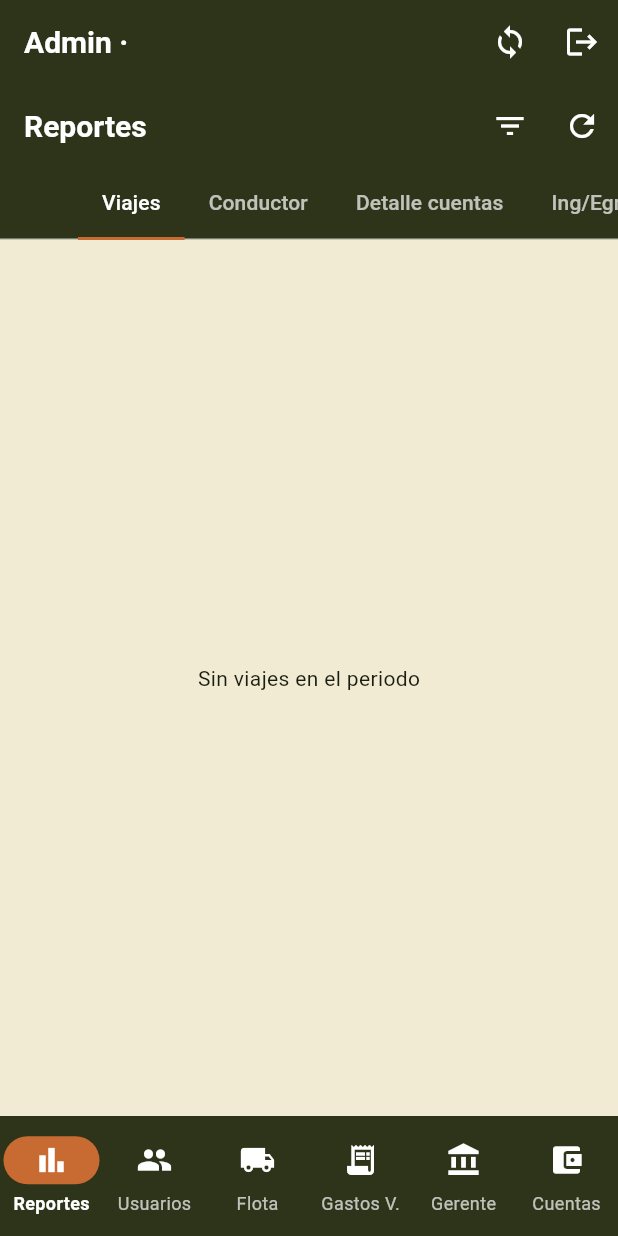
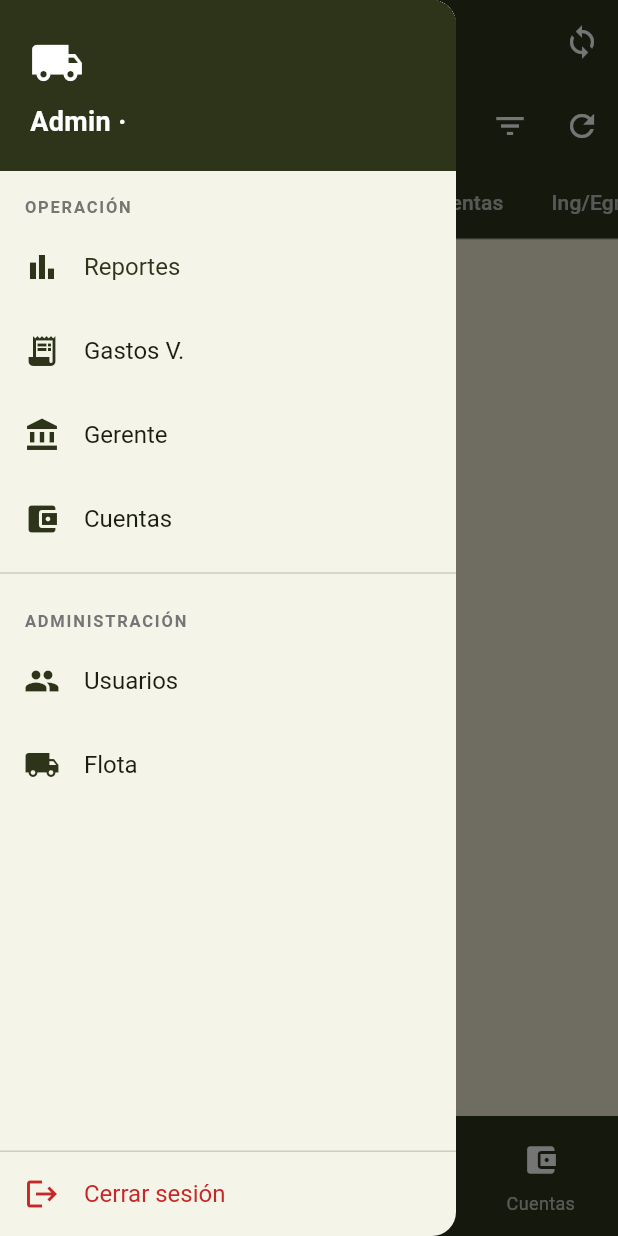
Before and after one commit to JoffreSalvador/SinotrukApp, a Flutter app: the AdminHome screen opened directly with empty values, with the side drawer open (before the commit the screen has no drawer), on a phone screen of 412 x 824 dp. Run offline on Flutter 3.47's test engine with Material 3 defaults, Android fonts, the phone set to English and light mode, and no system bars; our stand-ins replace flutter_dotenv, flutter_riverpod, package_info_plus, supabase_flutter; missing offline and left inert: ota_update; accounts and stored records are empty; network calls fail.

Commit message:
feat: agregar soporte para actualizaciones OTA y mejorar la navegación en la pantalla de administración

```diff
--- a/lib/views/admin/admin_home.dart
+++ b/lib/views/admin/admin_home.dart
@@ -3,6 +3,7 @@ import 'package:flutter_riverpod/flutter_riverpod.dart';
 
 import '../../models/profile.dart';
 import '../../providers/app_providers.dart';
+import '../../core/theme/app_theme.dart';
 import '../../widgets/common_widgets.dart';
 import 'driver_accounts_admin_screen.dart';
 import 'fleet_screen.dart';
@@ -24,6 +25,73 @@ class AdminHome extends ConsumerStatefulWidget {
 class _AdminHomeState extends ConsumerState<AdminHome> {
   int _index = 0;
 
+  /// Última pantalla de Operación visitada: la barra inferior solo tiene
+  /// esos 4 destinos y conserva su resaltado al entrar a Administración.
+  int _lastMain = 0;
+
+  static const _mains = [0, 3, 4, 5];
+
+  /// Índice resaltado en la barra (0 Reportes, 1 Gastos V., 2 Gerente, 3 Cuentas).
+  int get _barIndex => _mains.indexOf(_lastMain);
+
+  void _go(int i) {
+    setState(() {
+      _index = i;
+      if (_mains.contains(i)) _lastMain = i;
+    });
+  }
+
+  Future<void> _confirmLogout() async {
+    final ok = await showDialog<bool>(
+      context: context,
+      builder: (ctx) => AlertDialog(
+        title: const Text('Cerrar sesión'),
+        content: const Text('¿Seguro que deseas cerrar sesión?'),
+        actions: [
+          TextButton(
+              onPressed: () => Navigator.pop(ctx, false),
+              child: const Text('Cancelar')),
+          FilledButton(
+              onPressed: () => Navigator.pop(ctx, true),
+              child: const Text('Salir')),
+        ],
+      ),
+    );
+    if (ok == true) {
+      ref.read(authStateProvider.notifier).logout();
+    }
+  }
+
+  Widget _sectionLabel(String text) {
+    return Padding(
+      padding: const EdgeInsets.fromLTRB(16, 16, 16, 4),
+      child: Text(
+        text.toUpperCase(),
+        style: Theme.of(context).textTheme.labelSmall?.copyWith(
+              color: Colors.grey.shade600,
+              fontWeight: FontWeight.bold,
+              letterSpacing: 1.2,
+            ),
+      ),
+    );
+  }
+
+  Widget _drawerTile({
+    required IconData icon,
+    required String label,
+    required int index,
+  }) {
+    return ListTile(
+      leading: Icon(icon),
+      title: Text(label),
+      selected: _index == index,
+      onTap: () {
+        Navigator.pop(context);
+        _go(index);
+      },
+    );
+  }
+
   @override
   Widget build(BuildContext context) {
     final screens = [
@@ -40,49 +108,100 @@ class _AdminHomeState extends ConsumerState<AdminHome> {
         headerSliverBuilder: (_, __) => [
           SliverAppBar(
             title: Text('Admin · ${widget.profile.name}'),
-            actions: [
-              const SyncBadge(),
-              IconButton(
-                icon: const Icon(Icons.logout),
-                tooltip: 'Cerrar sesión',
-                onPressed: () async {
-                  final ok = await showDialog<bool>(
-                    context: context,
-                    builder: (ctx) => AlertDialog(
-                      title: const Text('Cerrar sesión'),
-                      content: const Text(
-                          '¿Seguro que deseas cerrar sesión?'),
-                      actions: [
-                        TextButton(
-                            onPressed: () => Navigator.pop(ctx, false),
-                            child: const Text('Cancelar')),
-                        FilledButton(
-                            onPressed: () => Navigator.pop(ctx, true),
-                            child: const Text('Salir')),
-                      ],
-                    ),
-                  );
-                  if (ok == true) {
-                    ref.read(authStateProvider.notifier).logout();
-                  }
-                },
-              ),
+            actions: const [
+              SyncBadge(),
             ],
             floating: true,
           ),
         ],
         body: screens[_index],
       ),
+      drawer: Drawer(
+        child: SafeArea(
+          child: Column(
+            children: [
+              Container(
+                width: double.infinity,
+                padding: const EdgeInsets.fromLTRB(20, 24, 20, 20),
+                color: AppTheme.header,
+                child: Column(
+                  crossAxisAlignment: CrossAxisAlignment.start,
+                  children: [
+                    const Icon(Icons.local_shipping,
+                        color: Colors.white, size: 36),
+                    const SizedBox(height: 8),
+                    Text(
+                      'Admin · ${widget.profile.name}',
+                      style: const TextStyle(
+                        color: Colors.white,
+                        fontSize: 18,
+                        fontWeight: FontWeight.bold,
+                      ),
+                    ),
+                  ],
+                ),
+              ),
+              Expanded(
+                child: ListView(
+                  padding: EdgeInsets.zero,
+                  children: [
+                    _sectionLabel('Operación'),
+                    _drawerTile(
+                        icon: Icons.bar_chart,
+                        label: 'Reportes',
+                        index: 0),
+                    _drawerTile(
+                        icon: Icons.receipt_long,
+                        label: 'Gastos V.',
+                        index: 3),
+                    _drawerTile(
+                        icon: Icons.account_balance,
+                        label: 'Gerente',
+                        index: 4),
+                    _drawerTile(
+                        icon: Icons.account_balance_wallet,
+                        label: 'Cuentas',
+                        index: 5),
+                    const Divider(),
+                    _sectionLabel('Administración'),
+                    _drawerTile(
+                        icon: Icons.people, label: 'Usuarios', index: 1),
+                    _drawerTile(
+                        icon: Icons.local_shipping,
+                        label: 'Flota',
+                        index: 2),
+                  ],
+                ),
+              ),
+              const Divider(height: 1),
+              ListTile(
+                leading: Icon(Icons.logout,
+                    color: Theme.of(context).colorScheme.error),
+                title: Text(
+                  'Cerrar sesión',
+                  style: TextStyle(
+                      color: Theme.of(context).colorScheme.error),
+                ),
+                onTap: () {
+                  Navigator.pop(context);
+                  _confirmLogout();
+                },
+              ),
+            ],
+          ),
+        ),
+      ),
       bottomNavigationBar: NavigationBar(
-        selectedIndex: _index,
-        onDestinationSelected: (i) => setState(() => _index = i),
+        selectedIndex: _barIndex,
+        onDestinationSelected: (i) => _go(_mains[i]),
         destinations: const [
           NavigationDestination(icon: Icon(Icons.bar_chart), label: 'Reportes'),
-          NavigationDestination(icon: Icon(Icons.people), label: 'Usuarios'),
-          NavigationDestination(icon: Icon(Icons.local_shipping), label: 'Flota'),
-          NavigationDestination(icon: Icon(Icons.receipt_long), label: 'Gastos V.'),
-          NavigationDestination(icon: Icon(Icons.account_balance), label: 'Gerente'),
-          NavigationDestination(icon: Icon(Icons.account_balance_wallet), label: 'Cuentas'),
+          NavigationDestination(
+              icon: Icon(Icons.receipt_long), label: 'Gastos V.'),
+          NavigationDestination(
+              icon: Icon(Icons.account_balance), label: 'Gerente'),
+          NavigationDestination(
+              icon: Icon(Icons.account_balance_wallet), label: 'Cuentas'),
         ],
       ),
     );
--- a/pubspec.yaml
+++ b/pubspec.yaml
@@ -1,7 +1,7 @@
 name: sinotruk_app
 description: Sinotruk Transport - gestion de viajes, gastos y cuentas (Flutter + Supabase online-first)
 publish_to: "none"
-version: 1.1.0+2
+version: 1.1.1+3
 
 environment:
   sdk: ">=3.4.0 <4.0.0"
```
Also changed, not shown: 2 other files.
